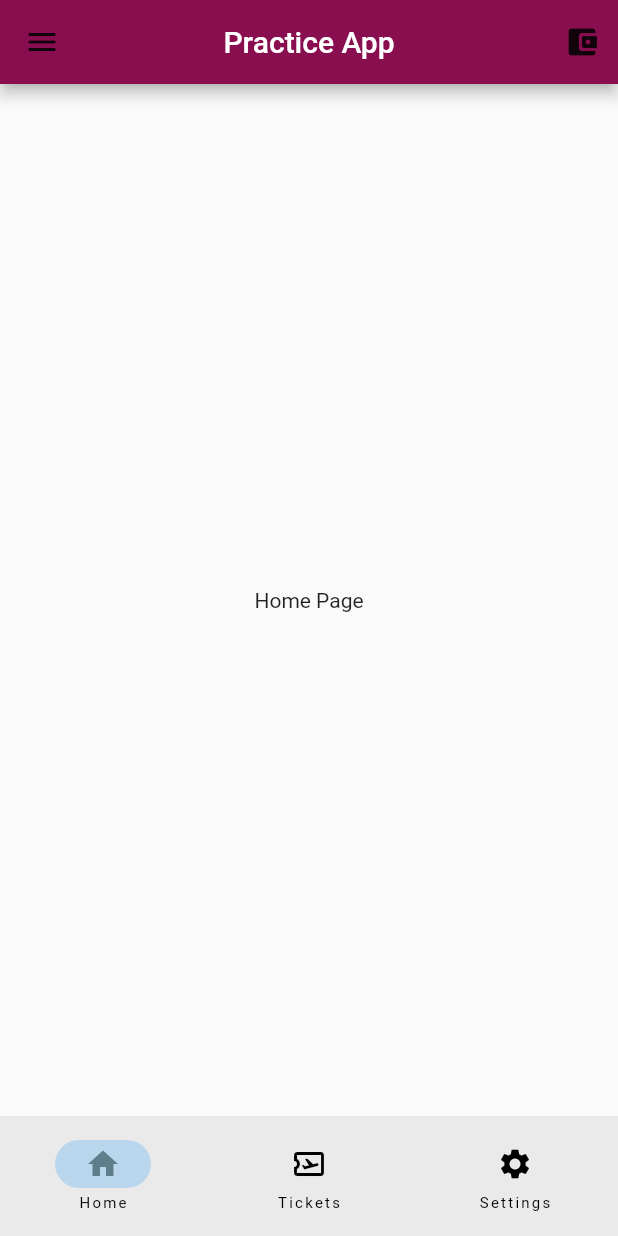
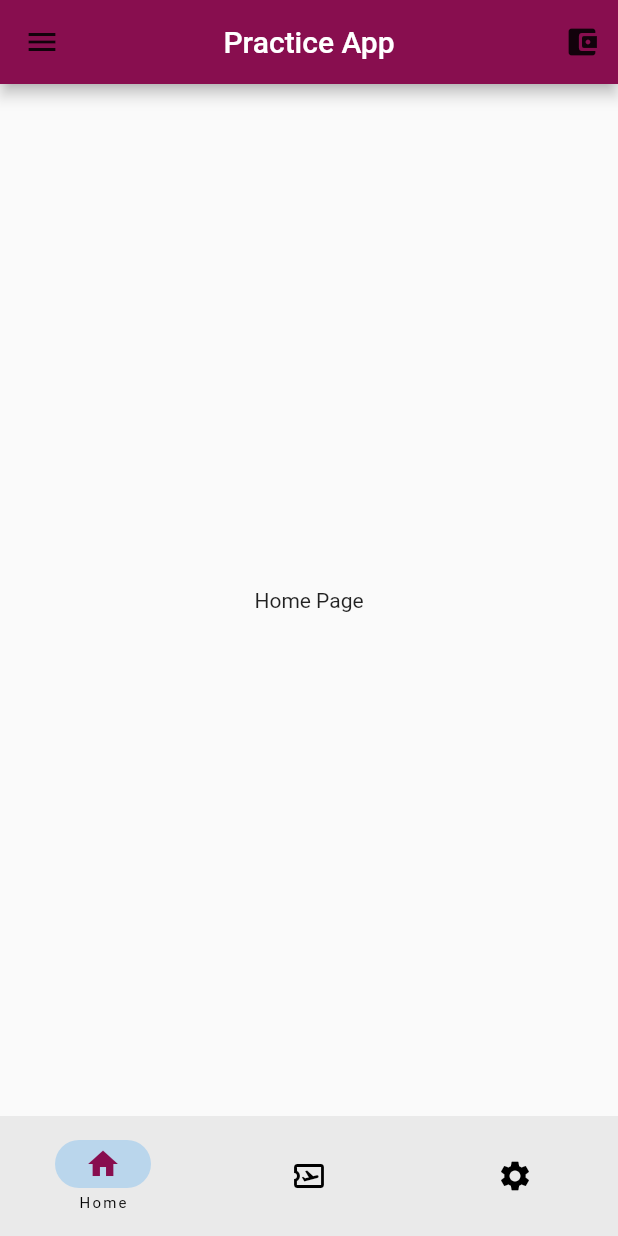
Before and after one commit to Prathik612/ticket_wallet_test, a Flutter app: the screen it shows after launch, on a phone screen of 412 x 824 dp. Run offline on Flutter 3.47's test engine with Material 2 defaults, Android fonts, the phone set to English and light mode, and no system bars.

Commit message:
font added

```diff
--- a/lib/main.dart
+++ b/lib/main.dart
@@ -19,7 +19,11 @@ class _MyAppState extends State<MyApp> {
   @override
   Widget build(BuildContext context) {
     return MaterialApp(
-      theme: ThemeData(appBarTheme: AppBarTheme(color: Colors.pink[900])),
+      theme: ThemeData(
+        appBarTheme: AppBarTheme(
+          color: Colors.pink[900],
+        ),
+      ),
       home: const Start(),
       debugShowCheckedModeBanner: false,
     );
@@ -69,31 +73,31 @@ class _StartState extends State<Start> {
           ],
         ),
       ),
-
       bottomNavigationBar: NavigationBar(
-        destinations: const [
+        labelBehavior: NavigationDestinationLabelBehavior.onlyShowSelected,
+        destinations: [
           NavigationDestination(
             label: 'Home',
-            icon: Icon(Icons.home),
+            icon: const Icon(Icons.home),
             selectedIcon: Icon(
               Icons.home,
-              color: Colors.blueGrey,
+              color: Colors.pink[900],
             ),
           ),
           NavigationDestination(
-            icon: Icon(Icons.airplane_ticket_outlined),
+            icon: const Icon(Icons.airplane_ticket_outlined),
             label: 'Tickets',
             selectedIcon: Icon(
               Icons.airplane_ticket_rounded,
-              color: Colors.blueGrey,
+              color: Colors.pink[900],
             ),
           ),
           NavigationDestination(
             label: "Settings",
-            icon: Icon(Icons.settings),
+            icon: const Icon(Icons.settings),
             selectedIcon: Icon(
               Icons.settings,
-              color: Colors.blueGrey,
+              color: Colors.pink[900],
             ),
           ),
         ],
```
Also changed, not shown: lib/wallet.dart (+4 -4 lines), pubspec.yaml (+8 -5 lines), assets/fonts/ARLRDBD.TTF (added), assets/images/50476.jpg (renamed from images/50476.jpg), assets/images/code_icon.png (renamed from images/code_icon.png).
